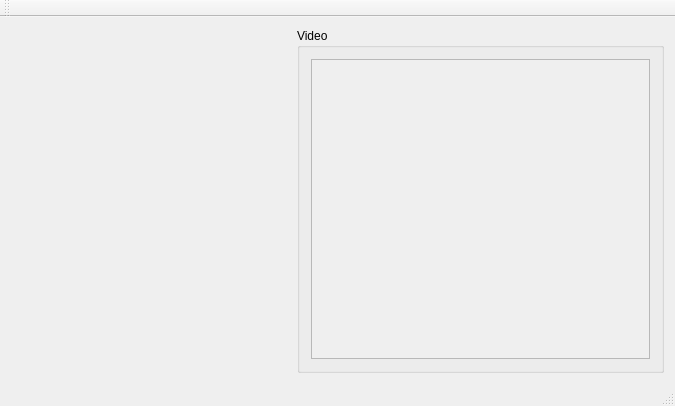
mcharmas/TouchTracer, file mainwindow.ui: the form before one commit.
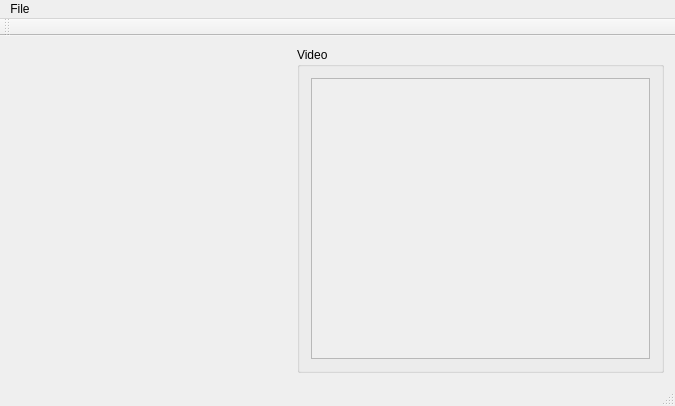
The form after the commit. Custom widgets are drawn as their Qt base class.

Commit message: + file Open dialog + bugfixes

Diff of the .ui file:
```diff
--- a/mainwindow.ui
+++ b/mainwindow.ui
@@ -79,6 +79,13 @@
      <height>21</height>
     </rect>
    </property>
+   <widget class="QMenu" name="menuFile">
+    <property name="title">
+     <string>File</string>
+    </property>
+    <addaction name="actionOpen"/>
+   </widget>
+   <addaction name="menuFile"/>
   </widget>
   <widget class="QToolBar" name="mainToolBar">
    <attribute name="toolBarArea">
```
Left out of the diff: 10 changed lines with no effect on the pictures. The commit also changes 4 other files.
